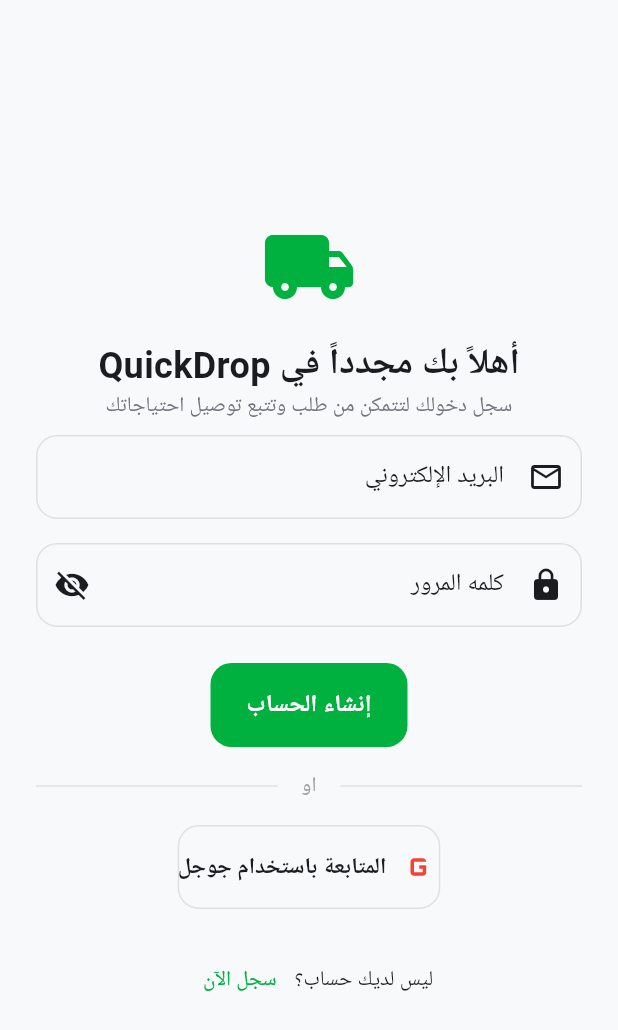
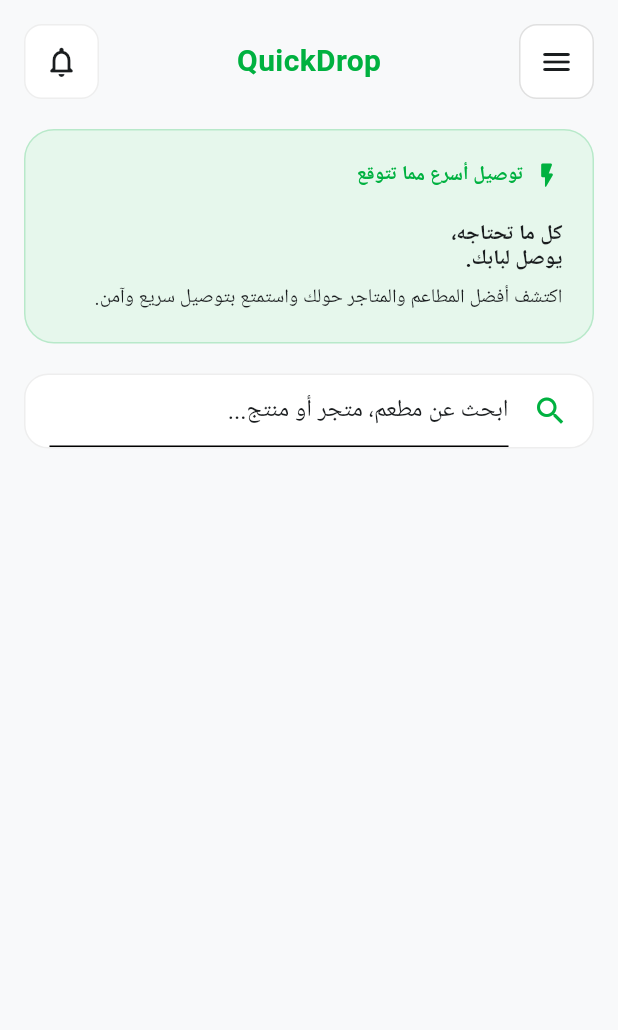
Before and after one commit to tahirnawaf4-maker/Quick-drop, a Flutter app: the screen it shows after launch, on a phone screen of 412 x 824 dp. Shown: the top 1030 px of the screen. Run offline on Flutter 3.47's test engine with Material 3 defaults, Android fonts, the phone set to English and light mode, and no system bars; our stand-ins replace flutter_animate, google_fonts; Roboto replaces fonts that are missing (Cairo).

Commit message:
creating the home screen

```diff
--- /dev/null
+++ b/lib/features/auth/presentation/screens/home_screen.dart
@@ -0,0 +1,127 @@
+import 'package:flutter/material.dart';
+import '../../../../core/constants/appConfig.dart';
+import '../../../../core/constants/app_colors.dart';
+
+class HomeScreen extends StatelessWidget {
+  const HomeScreen({super.key});
+
+  @override
+  Widget build(BuildContext context) {
+    return Scaffold(
+      backgroundColor: AppColors.backgroundLight,
+      body: SafeArea(
+        child: SingleChildScrollView(
+          padding: EdgeInsets.all(16),
+          child: Column(
+            crossAxisAlignment: CrossAxisAlignment.start,
+            children: [
+              Row(
+                mainAxisAlignment: MainAxisAlignment.spaceBetween,
+                children: [
+                  Container(
+                    decoration: BoxDecoration(
+                      color: Colors.white,
+                      borderRadius: BorderRadius.circular(12),
+                      border: Border.all(color: Colors.grey.shade300),
+                    ),
+                    child: IconButton(
+                      onPressed: () {},
+                      icon: Icon(Icons.menu_rounded),
+                    ),
+                  ),
+                  Text(
+                    AppConfig.appName,
+                    style: TextStyle(
+                      fontSize: 20,
+                      fontWeight: FontWeight.bold,
+                      color: AppColors.primary,
+                    ),
+                  ),
+                  Container(
+                    decoration: BoxDecoration(
+                      color: Colors.white,
+                      borderRadius: BorderRadius.circular(12),
+                      border: Border.all(color: Colors.grey.shade200),
+                    ),
+                    child: IconButton(
+                      onPressed: () {},
+                      icon: Icon(
+                        Icons.notifications_none_rounded,
+                        color: AppColors.textPrimarylight,
+                      ),
+                    ),
+                  ),
+                ],
+              ),
+              SizedBox(height: 20),
+              Container(
+                width: double.infinity,
+                padding: EdgeInsets.all(20),
+                decoration: BoxDecoration(
+                  color: AppColors.primaryLight,
+                  borderRadius: BorderRadius.circular(20),
+                  border: Border.all(color: AppColors.primary.withOpacity(0.2)),
+                ),
+                child: Column(
+                  crossAxisAlignment: CrossAxisAlignment.start,
+                  children: [
+                    Row(
+                      children: [
+                        Icon(
+                          Icons.flash_on_rounded,
+                          color: AppColors.primary,
+                          size: 20,
+                        ),
+                        const SizedBox(width: 6),
+                        Text(
+                          "توصيل أسرع مما تتوقع",
+                          style: TextStyle(
+                            color: AppColors.primary,
+                            fontWeight: FontWeight.bold,
+                            fontSize: 13,
+                          ),
+                        ),
+                      ],
+                    ),
+                    const SizedBox(height: 20),
+                    Text(
+                      'كل ما تحتاجه،\nيوصل لبابك.',
+                      style: TextStyle(
+                        fontWeight: FontWeight.bold,
+                        color: AppColors.textPrimarylight,
+                        height: 1.2,
+                      ),
+                    ),
+                    const SizedBox(height: 8),
+                    Text(
+                      'اكتشف أفضل المطاعم والمتاجر حولك واستمتع بتوصيل سريع وآمن.',
+                      style: TextStyle(
+                        fontSize: 13,
+                        color: AppColors.textPrimarylight,
+                      ),
+                    ),
+                  ],
+                ),
+              ),
+              SizedBox(height: 20),
+              Container(
+                padding: EdgeInsets.symmetric(horizontal: 16),
+                decoration: BoxDecoration(
+                  color: Colors.white,
+                  borderRadius: BorderRadius.circular(16),
+                  border: Border.all(color: Colors.grey.shade200),
+                ),
+                child: TextField(
+                  decoration: InputDecoration(
+                    icon: Icon(Icons.search, color: AppColors.primary),
+                    hintText: 'ابحث عن مطعم، متجر أو منتج...',
+                  ),
+                ),
+              ),
+            ],
+          ),
+        ),
+      ),
+    );
+  }
+}
--- a/lib/main.dart
+++ b/lib/main.dart
@@ -1,6 +1,7 @@
 import 'package:flutter/material.dart';
 import 'package:quick_drop/core/constants/appConfig.dart';
 import 'package:quick_drop/core/theme/app_theme.dart';
+import 'package:quick_drop/features/auth/presentation/screens/home_screen.dart';
 import 'package:quick_drop/features/auth/presentation/screens/login_screen.dart';
 import 'package:quick_drop/features/auth/presentation/screens/splash_screen.dart';
 
@@ -22,7 +23,7 @@ class QuickDrop extends StatelessWidget {
       builder: (context, child) {
         return Directionality(textDirection: TextDirection.rtl, child: child!);
       },
-      home: LoginScreen(),
+      home: HomeScreen(),
     );
   }
 }
```
